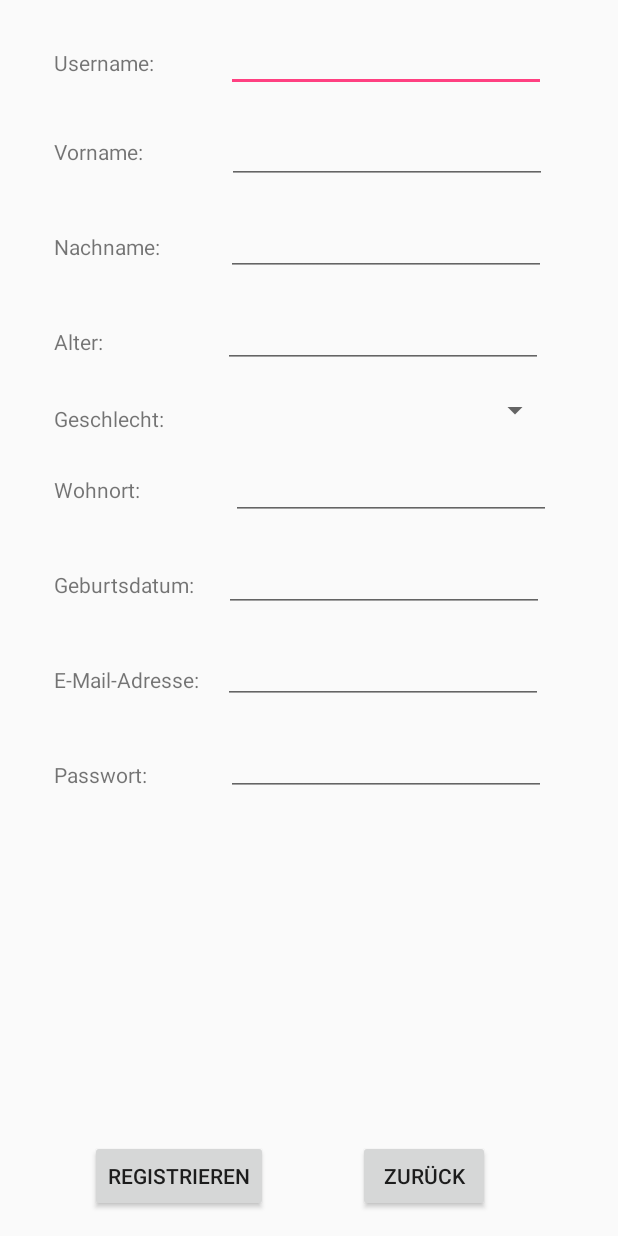
After one commit to Schuetze19/SelfmadeMoney, an Android app: the layout activity_register.xml on its own in the app's theme, with its tools: preview values and no code run, on a phone screen of 412 x 824 dp. The commit adds this screen. Run offline under Robolectric (Android 15) with nearby library versions, the phone set to English and light mode, and no system bars.

Commit message:
Von jedem fagment wird nur eine Instanz erstellt. Registierung GUI eingebunden und Abbrechen Button mit Logik bestückt.

```diff
--- a/app/src/main/java/com/example/dennis/selfmademoney/view/activity/LoginActivity.java
+++ b/app/src/main/java/com/example/dennis/selfmademoney/view/activity/LoginActivity.java
@@ -54,7 +54,8 @@ public class LoginActivity extends AppCompatActivity {
         btnRegister.setOnClickListener(new View.OnClickListener() {
             @Override
             public void onClick(View view) {
-                //Weiteres Register Fragment erstellen
+                Intent intent = new Intent(LoginActivity.this, RegisterActivity.class);
+                startActivity(intent);
                 //Felder wie auf der Seite Profil zu sehen sind auch Registrierungsfelder
                 // mAuth.createUserWithEmailAndPassword(txtEmail.getText().toString(), txtPassword.getText().toString());
             }
--- /dev/null
+++ b/app/src/main/java/com/example/dennis/selfmademoney/view/activity/RegisterActivity.java
@@ -0,0 +1,46 @@
+package com.example.dennis.selfmademoney.view.activity;
+
+import android.content.Intent;
+import android.support.v7.app.AppCompatActivity;
+import android.os.Bundle;
+import android.view.View;
+import android.widget.Button;
+import android.widget.Toast;
+
+import com.example.dennis.selfmademoney.R;
+
+public class RegisterActivity extends AppCompatActivity {
+
+    private Button btnRegister, btnBack;
+
+    public RegisterActivity(){}
+
+    @Override
+    protected void onCreate(Bundle savedInstanceState) {
+        super.onCreate(savedInstanceState);
+        setContentView(R.layout.activity_register);
+
+
+        btnRegister = findViewById(R.id.btnRegister);
+        btnBack = findViewById(R.id.btnBack);
+
+        adButtonListener();
+    }
+
+    private void adButtonListener(){
+        btnRegister.setOnClickListener(new View.OnClickListener() {
+            @Override
+            public void onClick(View view) {
+                Toast.makeText(getBaseContext(), "Registrieren befindet sich in der Bearbeitung", Toast.LENGTH_SHORT).show();
+            }
+        });
+
+        btnBack.setOnClickListener(new View.OnClickListener() {
+            @Override
+            public void onClick(View view) {
+                Intent intent = new Intent(RegisterActivity.this, LoginActivity.class);
+                startActivity(intent);
+            }
+        });
+    }
+}
--- a/app/src/main/java/com/example/dennis/selfmademoney/view/fragment/AuftragFragment.java
+++ b/app/src/main/java/com/example/dennis/selfmademoney/view/fragment/AuftragFragment.java
@@ -27,11 +27,14 @@ public class AuftragFragment extends Fragment {
     private AuftragController auftragController = new AuftragController();
     private final int TAGE = 31;
     private String userId = "";
+    private static AuftragFragment fragment;
 
     public AuftragFragment () {}
 
     public static AuftragFragment newInstance() {
-        AuftragFragment fragment = new AuftragFragment();
+        if (fragment == null) {
+            fragment = new AuftragFragment();
+        }
         return fragment;
     }
 
--- a/app/src/main/java/com/example/dennis/selfmademoney/view/fragment/MeineAuftrageFragment.java
+++ b/app/src/main/java/com/example/dennis/selfmademoney/view/fragment/MeineAuftrageFragment.java
@@ -25,11 +25,14 @@ public class MeineAuftrageFragment extends Fragment {
     private ArrayList<Auftrag> laufendeAuftraege = new ArrayList<>();
     private ArrayList<Auftrag> abgeschlosseneAuftraege = new ArrayList<>();
     private String userId = "";
+    private static MeineAuftrageFragment fragment;
 
     public MeineAuftrageFragment() {}
 
     public static MeineAuftrageFragment newInstance() {
-        MeineAuftrageFragment fragment = new MeineAuftrageFragment();
+        if(fragment == null) {
+            fragment = new MeineAuftrageFragment();
+        }
         return fragment;
     }
 
--- a/app/src/main/java/com/example/dennis/selfmademoney/view/fragment/ProfilFragment.java
+++ b/app/src/main/java/com/example/dennis/selfmademoney/view/fragment/ProfilFragment.java
@@ -33,18 +33,21 @@ public class ProfilFragment extends Fragment {
     private final String datePattern = "dd.MM.yyyy";
     private final UserDao userDao = new UserDao();
     private User user;
+    private static ProfilFragment fragment;
 
     public ProfilFragment() {}
 
     public static ProfilFragment newInstance() {
-        ProfilFragment fragment = new ProfilFragment();
+        if (fragment == null) {
+            fragment = new ProfilFragment();
+        }
         return fragment;
     }
 
-    public static ProfilFragment newInstance(String param1, String param2) {
-        ProfilFragment fragment = new ProfilFragment();
-        return fragment;
-    }
+    //public static ProfilFragment newInstance(String param1, String param2) {
+     //   ProfilFragment fragment = new ProfilFragment();
+     //   return fragment;
+   // }
 
     @Override
     public void onCreate(Bundle savedInstanceState) {
--- a/app/src/main/java/com/example/dennis/selfmademoney/view/fragment/StartseiteFragment.java
+++ b/app/src/main/java/com/example/dennis/selfmademoney/view/fragment/StartseiteFragment.java
@@ -25,11 +25,14 @@ public class StartseiteFragment extends Fragment {
     private SearchView searchView;
     private final ArrayList<Auftrag> auftragArrayList = new ArrayList<>();
     private final AuftragDao auftragDao = new AuftragDao();
+    private static StartseiteFragment fragment;
 
     public StartseiteFragment() {}
 
     public static StartseiteFragment newInstance() {
-        StartseiteFragment fragment = new StartseiteFragment();
+        if (fragment == null) {
+            fragment = new StartseiteFragment();
+        }
         return fragment;
     }
 
--- /dev/null
+++ b/app/src/main/res/layout/activity_register.xml
@@ -0,0 +1,215 @@
+<?xml version="1.0" encoding="utf-8"?>
+<android.support.constraint.ConstraintLayout xmlns:android="http://schemas.android.com/apk/res/android"
+    xmlns:app="http://schemas.android.com/apk/res-auto"
+    xmlns:tools="http://schemas.android.com/tools"
+    android:layout_width="match_parent"
+    android:layout_height="match_parent"
+    tools:context=".view.activity.RegisterActivity">
+
+    <TextView
+        android:id="@+id/lblUsername"
+        android:layout_width="wrap_content"
+        android:layout_height="wrap_content"
+        android:layout_marginStart="36dp"
+        android:layout_marginTop="32dp"
+        android:text="Username:"
+        app:layout_constraintStart_toStartOf="parent"
+        app:layout_constraintTop_toTopOf="parent" />
+
+    <EditText
+        android:id="@+id/txtUsername"
+        android:layout_width="wrap_content"
+        android:layout_height="wrap_content"
+        android:layout_marginStart="48dp"
+        android:layout_marginTop="16dp"
+        android:ems="10"
+        android:inputType="textPersonName"
+        app:layout_constraintStart_toEndOf="@+id/lblUsername"
+        app:layout_constraintTop_toTopOf="parent" />
+
+    <EditText
+        android:id="@+id/txtFirstname"
+        android:layout_width="wrap_content"
+        android:layout_height="wrap_content"
+        android:layout_marginStart="56dp"
+        android:layout_marginTop="16dp"
+        android:ems="10"
+        android:inputType="textPersonName"
+        app:layout_constraintStart_toEndOf="@+id/lblFirstname"
+        app:layout_constraintTop_toBottomOf="@+id/txtUsername" />
+
+    <TextView
+        android:id="@+id/lblFirstname"
+        android:layout_width="wrap_content"
+        android:layout_height="wrap_content"
+        android:layout_marginStart="36dp"
+        android:layout_marginTop="40dp"
+        android:text="Vorname:"
+        app:layout_constraintStart_toStartOf="parent"
+        app:layout_constraintTop_toBottomOf="@+id/lblUsername" />
+
+    <EditText
+        android:id="@+id/txtSurname"
+        android:layout_width="wrap_content"
+        android:layout_height="wrap_content"
+        android:layout_marginStart="44dp"
+        android:layout_marginTop="16dp"
+        android:ems="10"
+        android:inputType="textPersonName"
+        app:layout_constraintStart_toEndOf="@+id/lblSurname"
+        app:layout_constraintTop_toBottomOf="@+id/txtFirstname" />
+
+    <TextView
+        android:id="@+id/lblSurname"
+        android:layout_width="wrap_content"
+        android:layout_height="wrap_content"
+        android:layout_marginStart="36dp"
+        android:layout_marginTop="44dp"
+        android:text="Nachname:"
+        app:layout_constraintStart_toStartOf="parent"
+        app:layout_constraintTop_toBottomOf="@+id/lblFirstname" />
+
+    <TextView
+        android:id="@+id/lblAge"
+        android:layout_width="wrap_content"
+        android:layout_height="wrap_content"
+        android:layout_marginStart="36dp"
+        android:layout_marginTop="44dp"
+        android:text="Alter:"
+        app:layout_constraintStart_toStartOf="parent"
+        app:layout_constraintTop_toBottomOf="@+id/lblSurname" />
+
+    <EditText
+        android:id="@+id/txtAge"
+        android:layout_width="wrap_content"
+        android:layout_height="wrap_content"
+        android:layout_marginStart="80dp"
+        android:layout_marginTop="16dp"
+        android:ems="10"
+        android:inputType="textPersonName"
+        app:layout_constraintStart_toEndOf="@+id/lblAge"
+        app:layout_constraintTop_toBottomOf="@+id/txtSurname" />
+
+    <Spinner
+        android:id="@+id/spinnerGender"
+        android:layout_width="214dp"
+        android:layout_height="wrap_content"
+        android:layout_marginStart="44dp"
+        android:layout_marginTop="16dp"
+        app:layout_constraintStart_toEndOf="@+id/lblGender"
+        app:layout_constraintTop_toBottomOf="@+id/txtAge" />
+
+    <TextView
+        android:id="@+id/lblGender"
+        android:layout_width="wrap_content"
+        android:layout_height="wrap_content"
+        android:layout_marginStart="36dp"
+        android:layout_marginTop="32dp"
+        android:text="Geschlecht:"
+        app:layout_constraintStart_toStartOf="parent"
+        app:layout_constraintTop_toBottomOf="@+id/lblAge" />
+
+    <TextView
+        android:id="@+id/lblLocation"
+        android:layout_width="wrap_content"
+        android:layout_height="wrap_content"
+        android:layout_marginStart="36dp"
+        android:layout_marginTop="28dp"
+        android:text="Wohnort:"
+        app:layout_constraintStart_toStartOf="parent"
+        app:layout_constraintTop_toBottomOf="@+id/lblGender" />
+
+    <EditText
+        android:id="@+id/editText5"
+        android:layout_width="wrap_content"
+        android:layout_height="wrap_content"
+        android:layout_marginStart="60dp"
+        android:layout_marginTop="16dp"
+        android:ems="10"
+        android:inputType="textPostalAddress"
+        app:layout_constraintStart_toEndOf="@+id/lblLocation"
+        app:layout_constraintTop_toBottomOf="@+id/spinnerGender" />
+
+    <TextView
+        android:id="@+id/lblBirtyday"
+        android:layout_width="wrap_content"
+        android:layout_height="wrap_content"
+        android:layout_marginStart="36dp"
+        android:layout_marginTop="44dp"
+        android:text="Geburtsdatum:"
+        app:layout_constraintStart_toStartOf="parent"
+        app:layout_constraintTop_toBottomOf="@+id/lblLocation" />
+
+    <EditText
+        android:id="@+id/txtBirtyday"
+        android:layout_width="wrap_content"
+        android:layout_height="wrap_content"
+        android:layout_marginStart="20dp"
+        android:layout_marginTop="16dp"
+        android:ems="10"
+        android:inputType="textPersonName"
+        app:layout_constraintStart_toEndOf="@+id/lblBirtyday"
+        app:layout_constraintTop_toBottomOf="@+id/editText5" />
+
+    <TextView
+        android:id="@+id/lblEmail"
+        android:layout_width="wrap_content"
+        android:layout_height="wrap_content"
+        android:layout_marginStart="36dp"
+        android:layout_marginTop="44dp"
+        android:text="E-Mail-Adresse:"
+        app:layout_constraintStart_toStartOf="parent"
+        app:layout_constraintTop_toBottomOf="@+id/lblBirtyday" />
+
+    <EditText
+        android:id="@+id/editText7"
+        android:layout_width="wrap_content"
+        android:layout_height="wrap_content"
+        android:layout_marginStart="16dp"
+        android:layout_marginTop="16dp"
+        android:ems="10"
+        android:inputType="textEmailAddress"
+        app:layout_constraintStart_toEndOf="@+id/lblEmail"
+        app:layout_constraintTop_toBottomOf="@+id/txtBirtyday" />
+
+    <TextView
+        android:id="@+id/txtPassword"
+        android:layout_width="wrap_content"
+        android:layout_height="wrap_content"
+        android:layout_marginStart="36dp"
+        android:layout_marginTop="44dp"
+        android:text="Passwort:"
+        app:layout_constraintStart_toStartOf="parent"
+        app:layout_constraintTop_toBottomOf="@+id/lblEmail" />
+
+    <EditText
+        android:id="@+id/editText8"
+        android:layout_width="wrap_content"
+        android:layout_height="45dp"
+        android:layout_marginStart="52dp"
+        android:layout_marginTop="16dp"
+        android:ems="10"
+        android:inputType="textPassword"
+        app:layout_constraintStart_toEndOf="@+id/txtPassword"
+        app:layout_constraintTop_toBottomOf="@+id/editText7" />
+
+    <Button
+        android:id="@+id/btnRegister"
+        android:layout_width="wrap_content"
+        android:layout_height="wrap_content"
+        android:layout_marginBottom="16dp"
+        android:layout_marginStart="60dp"
+        android:text="Registrieren"
+        app:layout_constraintBottom_toBottomOf="parent"
+        app:layout_constraintStart_toStartOf="parent" />
+
+    <Button
+        android:id="@+id/btnBack"
+        android:layout_width="wrap_content"
+        android:layout_height="wrap_content"
+        android:layout_marginBottom="16dp"
+        android:layout_marginStart="60dp"
+        android:text="Zurück"
+        app:layout_constraintBottom_toBottomOf="parent"
+        app:layout_constraintStart_toEndOf="@+id/btnRegister" />
+</android.support.constraint.ConstraintLayout>
```
